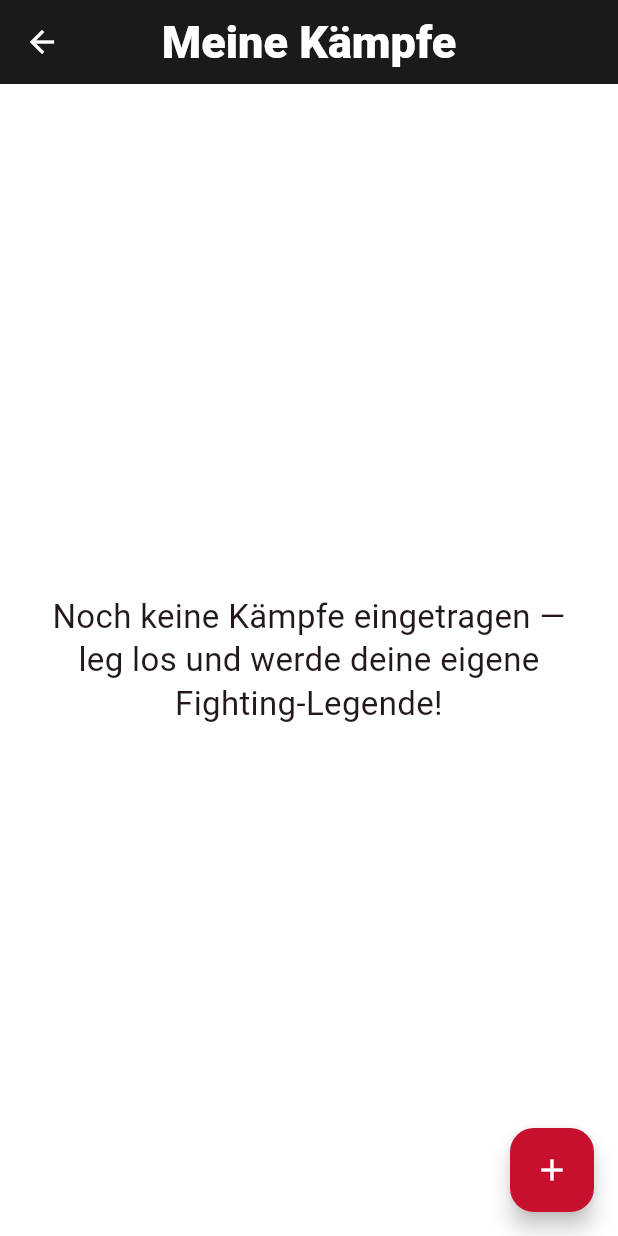
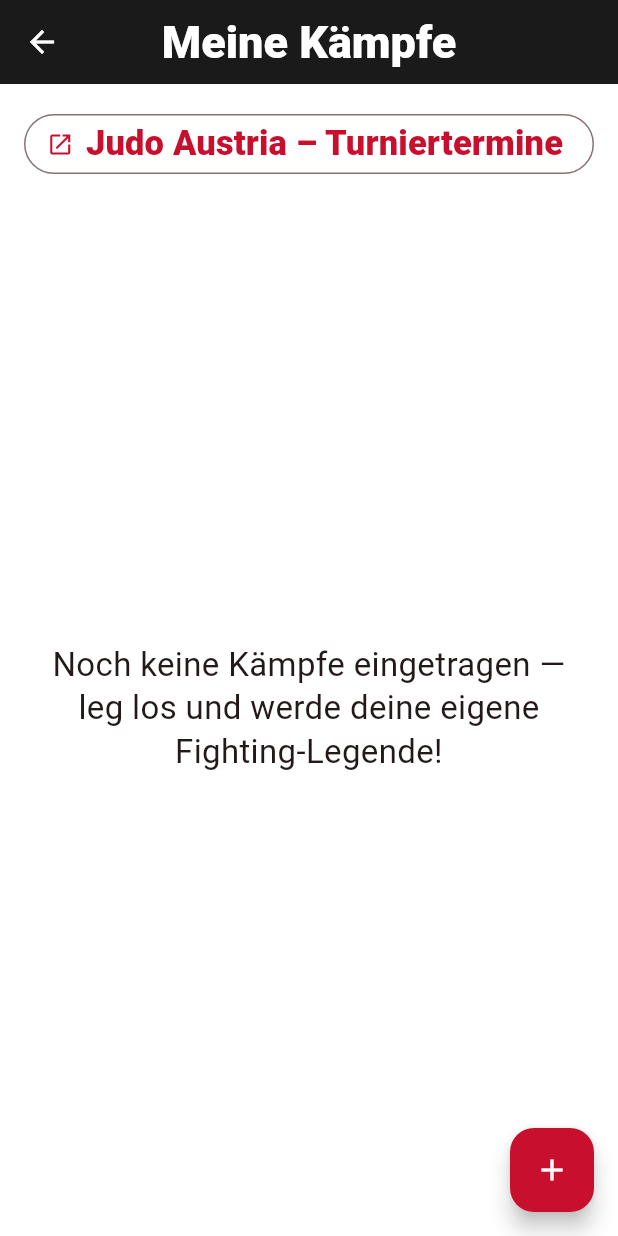
Before and after one commit to emiliosalomon/Judo-App, a Flutter app: the MyFightsScreen screen opened directly, on a phone screen of 412 x 824 dp. Run offline on Flutter 3.47's test engine with Material 3 defaults, Android fonts, the phone set to English and light mode, and no system bars; our stand-ins replace cloud_firestore, firebase_auth, firebase_core, image_picker, shared_preferences; accounts and stored records are empty.

Commit message:
Meine Kämpfe: Link-Button zu Judo Austria Turnierterminen
Button oben in "Meine Kämpfe" oeffnet die offizielle Termin-Uebersicht
des Oesterreichischen Judoverbands (judoaustria.at/termin-ueberblick),
damit Nutzer direkt aus dem Wettkampf-Tagebuch heraus nach Turnieren
suchen koennen.

```diff
--- /dev/null
+++ b/lib/data/judo_austria_link.dart
@@ -0,0 +1,5 @@
+/// Termin-Uebersicht des Oesterreichischen Judoverbands (Judo Austria) -
+/// offizielle Turnier-/Wettkampftermine.
+final judoAustriaTermineUrl = Uri.parse(
+  'https://www.judoaustria.at/termin-ueberblick/',
+);
--- a/lib/l10n/strings.dart
+++ b/lib/l10n/strings.dart
@@ -154,4 +154,5 @@ class AppStrings {
   static const deleteCancel = 'Abbrechen';
   static const fightRequiredFieldsMissing =
       'Bitte Turnier, Ort und Datum ausfüllen.';
+  static const judoAustriaTermineButton = 'Judo Austria – Turniertermine';
 }
--- a/lib/screens/my_fights_screen.dart
+++ b/lib/screens/my_fights_screen.dart
@@ -1,5 +1,7 @@
 import 'dart:convert';
 import 'package:flutter/material.dart';
+import 'package:url_launcher/url_launcher.dart';
+import '../data/judo_austria_link.dart';
 import '../l10n/strings.dart';
 import '../models/fight_entry.dart';
 import '../services/fight_log_controller.dart';
@@ -25,7 +27,14 @@ class MyFightsScreen extends StatelessWidget {
         ).push(MaterialPageRoute(builder: (_) => const AddFightScreen())),
         child: const Icon(Icons.add, color: JudoColors.white),
       ),
-      body: AnimatedBuilder(
+      body: Column(
+        children: [
+          Padding(
+            padding: const EdgeInsets.fromLTRB(16, 16, 16, 0),
+            child: _JudoAustriaTermineButton(),
+          ),
+          Expanded(
+            child: AnimatedBuilder(
               animation: controller,
               builder: (context, _) {
                 final fights = controller.fights;
@@ -48,7 +57,39 @@ class MyFightsScreen extends StatelessWidget {
                 );
               },
             ),
+          ),
+        ],
+      ),
     );
+  }
+}
+
+/// Oeffnet die offizielle Turnier-Termin-Uebersicht von Judo Austria.
+class _JudoAustriaTermineButton extends StatelessWidget {
+  const _JudoAustriaTermineButton();
+
+  @override
+  Widget build(BuildContext context) {
+    return SizedBox(
+      width: double.infinity,
+      child: OutlinedButton.icon(
+        onPressed: () => _open(context),
+        icon: const Icon(Icons.open_in_new, color: JudoColors.red),
+        label: const Text(AppStrings.judoAustriaTermineButton),
+      ),
+    );
+  }
+
+  Future<void> _open(BuildContext context) async {
+    final opened = await launchUrl(
+      judoAustriaTermineUrl,
+      mode: LaunchMode.externalApplication,
+    );
+    if (!opened && context.mounted) {
+      ScaffoldMessenger.of(context).showSnackBar(
+        const SnackBar(content: Text(AppStrings.couldNotOpenLink)),
+      );
+    }
   }
 }
 
```
Also changed, not shown: 1 other file. Lines whose indentation alone changed are shown as unchanged.
